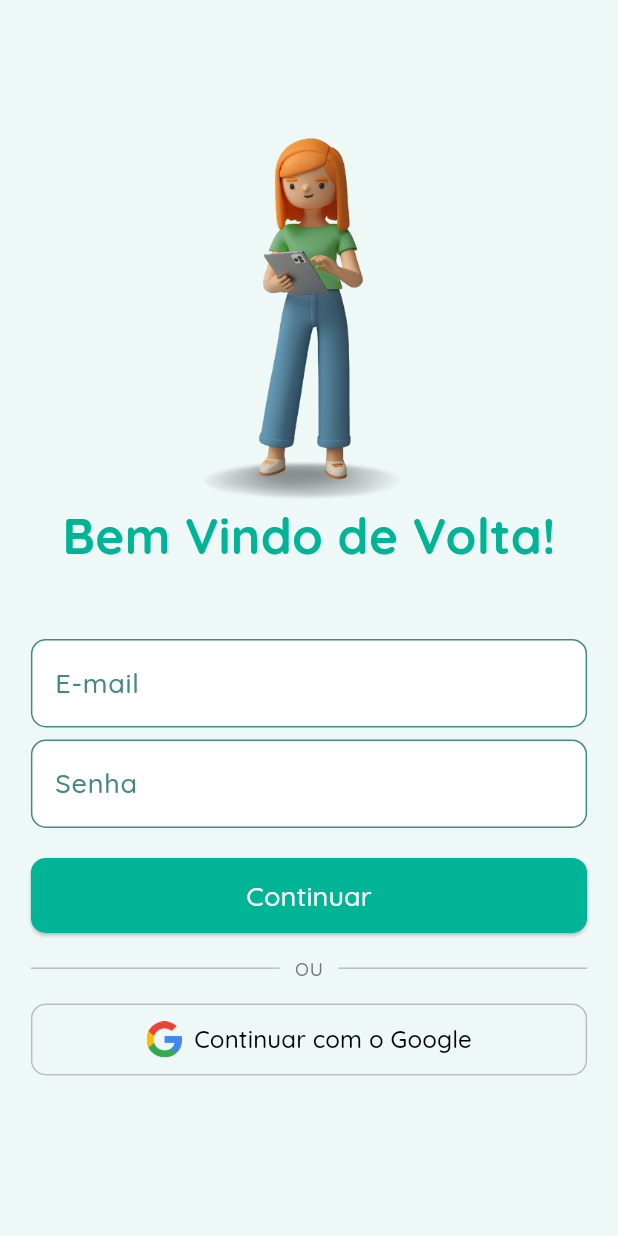
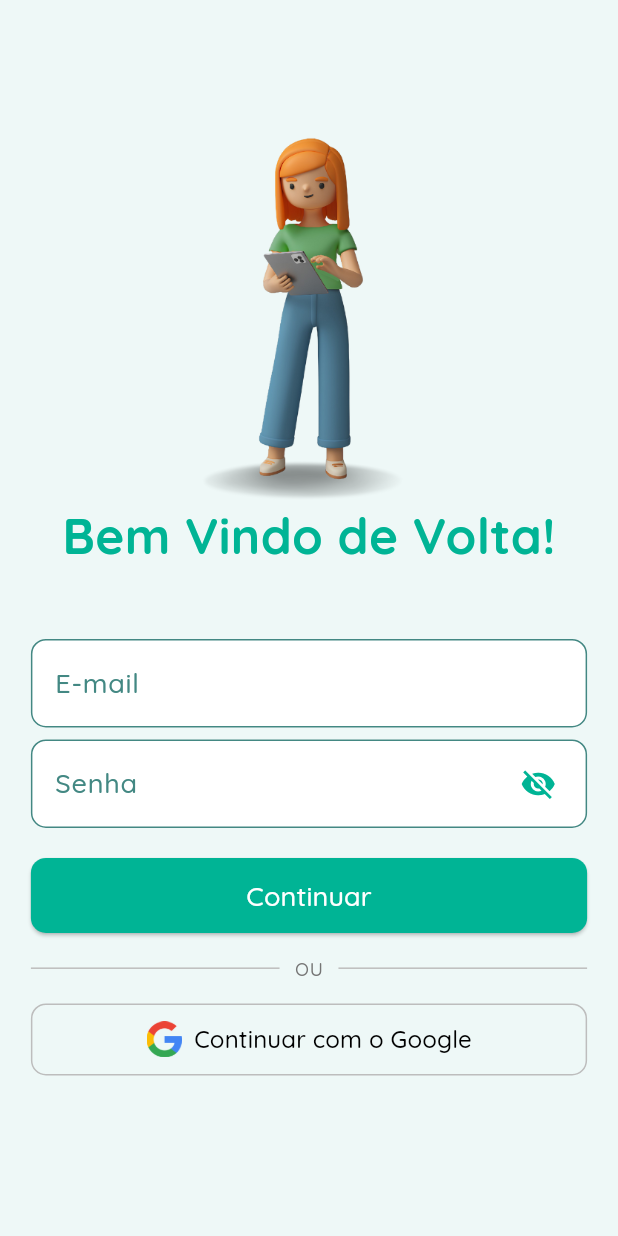
Before and after one commit to FirmianoGit/To-do-tasks-mobile-flutter, a Flutter app: the _LoginPageContent screen opened directly, on a phone screen of 412 x 824 dp. Run offline on Flutter 3.47's test engine with Material 3 defaults, Android fonts, the phone set to English and light mode, and no system bars; our stand-ins replace dio, freezed_annotation, go_router, loading_animation_widget, quickalert, shared_preferences; accounts and stored records are empty.

Commit message:
feat: implementação de visibilidade da senha no formulário de login
- Adicionado recurso para alternar a visibilidade do campo de senha, permitindo que o usuário veja ou oculte a senha digitada.
- Ajustado o layout do botão de login e do botão "Continuar com o Google" para melhor responsividade e estilo.
- Refatorado o código para melhorar a legibilidade e a estrutura do formulário de login.

```diff
--- a/financy/lib/ui/LoginView/widget/Widget/login_form_section.dart
+++ b/financy/lib/ui/LoginView/widget/Widget/login_form_section.dart
@@ -19,6 +19,7 @@ class _LoginFormSectionState extends State<LoginFormSection> {
   final _formKey = GlobalKey<FormState>();
   final TextEditingController _emailController = TextEditingController();
   final TextEditingController _senhaController = TextEditingController();
+  bool _obscureTextSenha = true;
 
   @override
   Widget build(BuildContext context) {
@@ -46,14 +47,29 @@ class _LoginFormSectionState extends State<LoginFormSection> {
                 const SizedBox(height: 8),
                 TextFormField(
                   controller: _senhaController,
-                  decoration: textFormFildDecoration('Senha'),
+                  decoration: textFormFildDecoration('Senha').copyWith(
+                    suffixIcon: IconButton(
+                      icon: Icon(
+                        _obscureTextSenha
+                            ? Icons.visibility_off
+                            : Icons.visibility,
+                        color: AppColors.green,
+                      ),
+                      onPressed: () {
+                        setState(() {
+                          _obscureTextSenha = !_obscureTextSenha;
+                        });
+                      },
+                      padding: EdgeInsets.symmetric(horizontal: screenWidth * 0.05),
+                    ),
+                  ),
                   validator: (value) {
                     if (value == null || value.isEmpty) {
                       return 'Por favor, insira sua senha';
                     }
                     return null;
                   },
-                  obscureText: true,
+                  obscureText: _obscureTextSenha,
                   style: AppTextStyles.thinText.copyWith(color: Colors.black),
                 ),
               ],
@@ -64,16 +80,22 @@ class _LoginFormSectionState extends State<LoginFormSection> {
             width: screenWidth,
             child: ElevatedButton(
               onPressed: () async {
-                final loginViewModel = Provider.of<LoginViewModel>(context, listen: false);
+                final loginViewModel =
+                    Provider.of<LoginViewModel>(context, listen: false);
 
                 if (_formKey.currentState?.validate() ?? false) {
                   final email = _emailController.text.trim();
                   final senha = _senhaController.text;
 
-                  final sucesso = await loginViewModel.login(email: email, senha: senha);
+                  final sucesso =
+                      await loginViewModel.login(email: email, senha: senha);
                   if (!mounted) return;
                   if (!sucesso) {
-                    showQuickErrorAlert(context: context, title: 'Erro', text: loginViewModel.errorMessage ?? 'Erro ao fazer login');
+                    showQuickErrorAlert(
+                        context: context,
+                        title: 'Erro',
+                        text: loginViewModel.errorMessage ??
+                            'Erro ao fazer login');
                   } else {
                     context.go(Routes.tasks);
                   }
@@ -83,11 +105,13 @@ class _LoginFormSectionState extends State<LoginFormSection> {
                 foregroundColor: AppColors.white,
                 padding: const EdgeInsets.all(12),
                 backgroundColor: AppColors.green,
-                shape: RoundedRectangleBorder(borderRadius: BorderRadius.circular(10.0)),
+                shape: RoundedRectangleBorder(
+                    borderRadius: BorderRadius.circular(10.0)),
               ),
               child: Text(
                 'Continuar',
-                style: AppTextStyles.buttonText.copyWith(color: AppColors.white, fontSize: 18),
+                style: AppTextStyles.buttonText
+                    .copyWith(color: AppColors.white, fontSize: 18),
               ),
             ),
           ),
@@ -99,7 +123,8 @@ class _LoginFormSectionState extends State<LoginFormSection> {
                 padding: const EdgeInsets.symmetric(horizontal: 10),
                 child: Text(
                   'ou',
-                  style: AppTextStyles.thinText.copyWith(color: Colors.grey[600]),
+                  style:
+                      AppTextStyles.thinText.copyWith(color: Colors.grey[600]),
                 ),
               ),
               Expanded(child: Divider(color: Colors.grey[400])),
@@ -119,11 +144,13 @@ class _LoginFormSectionState extends State<LoginFormSection> {
               ),
               label: Text(
                 'Continuar com o Google',
-                style: AppTextStyles.buttonText.copyWith(color: Colors.black, fontSize: 16),
+                style: AppTextStyles.buttonText
+                    .copyWith(color: Colors.black, fontSize: 16),
               ),
               style: OutlinedButton.styleFrom(
                 padding: const EdgeInsets.all(12),
-                shape: RoundedRectangleBorder(borderRadius: BorderRadius.circular(10.0)),
+                shape: RoundedRectangleBorder(
+                    borderRadius: BorderRadius.circular(10.0)),
                 side: BorderSide(color: Colors.grey[400]!),
               ),
             ),
```
